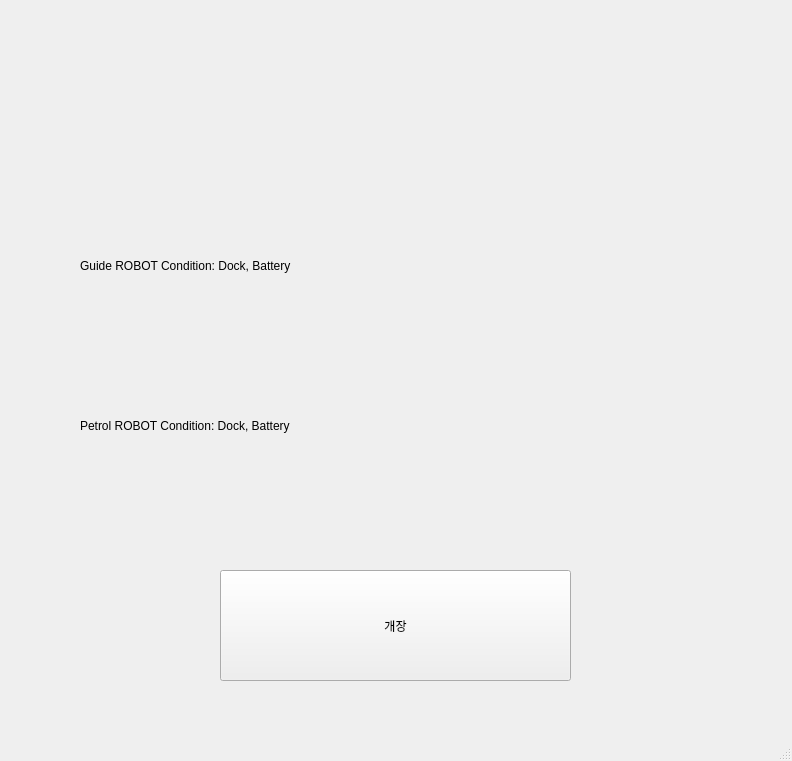
The window that turtle_musium/resource/monitoring_ui.ui (GooMinjae/turtle_museum) describes before a commit, drawn with Qt 5.
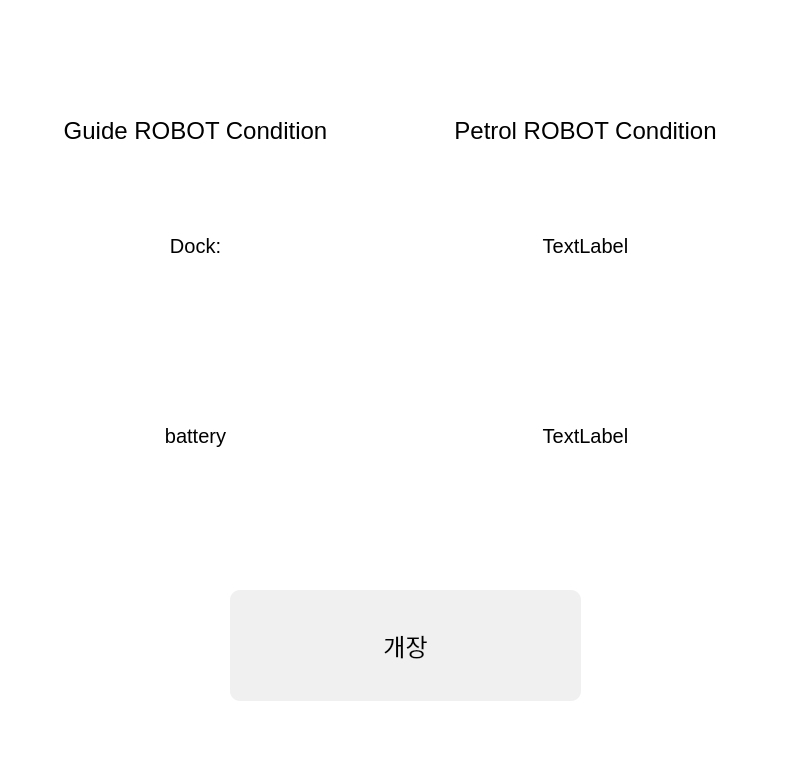
The same window after the commit. The open tabs and pages were chosen to show the change.

What changed in the file:
```diff
--- a/turtle_musium/resource/monitoring_ui.ui
+++ b/turtle_musium/resource/monitoring_ui.ui
@@ -13,16 +13,22 @@
   <property name="windowTitle">
    <string>MainWindow</string>
   </property>
+  <property name="styleSheet">
+   <string notr="true">background-color: rgb(255, 255, 255);</string>
+  </property>
   <widget class="QWidget" name="centralwidget">
    <widget class="QStackedWidget" name="stackedWidget">
     <property name="geometry">
      <rect>
       <x>0</x>
-      <y>120</y>
+      <y>10</y>
       <width>791</width>
-      <height>591</height>
+      <height>711</height>
      </rect>
     </property>
+    <property name="styleSheet">
+     <string notr="true"/>
+    </property>
     <property name="currentIndex">
      <number>4</number>
     </property>
@@ -30,12 +36,21 @@
      <widget class="QPushButton" name="open_btn">
       <property name="geometry">
        <rect>
-        <x>220</x>
-        <y>450</y>
+        <x>230</x>
+        <y>580</y>
         <width>351</width>
         <height>111</height>
        </rect>
       </property>
+      <property name="font">
+       <font>
+        <pointsize>18</pointsize>
+       </font>
+      </property>
+      <property name="styleSheet">
+       <string notr="true">background-color: rgb(240, 240, 240);
+border-radius: 10px;</string>
+      </property>
       <property name="text">
        <string>개장</string>
       </property>
@@ -43,27 +58,127 @@
      <widget class="QLabel" name="guidebot_info_label">
       <property name="geometry">
        <rect>
-        <x>80</x>
-        <y>80</y>
-        <width>431</width>
-        <height>131</height>
+        <x>20</x>
+        <y>100</y>
+        <width>351</width>
+        <height>41</height>
        </rect>
       </property>
+      <property name="font">
+       <font>
+        <pointsize>18</pointsize>
+       </font>
+      </property>
       <property name="text">
-       <string>Guide ROBOT Condition: Dock, Battery</string>
+       <string>Guide ROBOT Condition</string>
+      </property>
+      <property name="alignment">
+       <set>Qt::AlignCenter</set>
       </property>
      </widget>
      <widget class="QLabel" name="petrolbot_info_label">
       <property name="geometry">
        <rect>
-        <x>80</x>
-        <y>240</y>
-        <width>431</width>
-        <height>131</height>
+        <x>410</x>
+        <y>100</y>
+        <width>351</width>
+        <height>41</height>
        </rect>
       </property>
+      <property name="font">
+       <font>
+        <pointsize>18</pointsize>
+       </font>
+      </property>
       <property name="text">
-       <string>Petrol ROBOT Condition: Dock, Battery</string>
+       <string>Petrol ROBOT Condition</string>
+      </property>
+      <property name="alignment">
+       <set>Qt::AlignCenter</set>
+      </property>
+     </widget>
+     <widget class="QLabel" name="guidebot_dock">
+      <property name="geometry">
+       <rect>
+        <x>20</x>
+        <y>160</y>
+        <width>351</width>
+        <height>151</height>
+       </rect>
+      </property>
+      <property name="font">
+       <font>
+        <pointsize>15</pointsize>
+       </font>
+      </property>
+      <property name="text">
+       <string>Dock:</string>
+      </property>
+      <property name="alignment">
+       <set>Qt::AlignCenter</set>
+      </property>
+     </widget>
+     <widget class="QLabel" name="guidebot_bat">
+      <property name="geometry">
+       <rect>
+        <x>20</x>
+        <y>340</y>
+        <width>351</width>
+        <height>171</height>
+       </rect>
+      </property>
+      <property name="font">
+       <font>
+        <pointsize>15</pointsize>
+       </font>
+      </property>
+      <property name="text">
+       <string>battery</string>
+      </property>
+      <property name="alignment">
+       <set>Qt::AlignCenter</set>
+      </property>
+     </widget>
+     <widget class="QLabel" name="patrolbot_dock">
+      <property name="geometry">
+       <rect>
+        <x>410</x>
+        <y>160</y>
+        <width>351</width>
+        <height>151</height>
+       </rect>
+      </property>
+      <property name="font">
+       <font>
+        <pointsize>15</pointsize>
+       </font>
+      </property>
+      <property name="text">
+       <string>TextLabel</string>
+      </property>
+      <property name="alignment">
+       <set>Qt::AlignCenter</set>
+      </property>
+     </widget>
+     <widget class="QLabel" name="patrolbot_bat">
+      <property name="geometry">
+       <rect>
+        <x>410</x>
+        <y>340</y>
+        <width>351</width>
+        <height>171</height>
+       </rect>
+      </property>
+      <property name="font">
+       <font>
+        <pointsize>15</pointsize>
+       </font>
+      </property>
+      <property name="text">
+       <string>TextLabel</string>
+      </property>
+      <property name="alignment">
+       <set>Qt::AlignCenter</set>
       </property>
      </widget>
     </widget>
```
Left out of the diff: 232 changed lines with no effect on the pictures.
